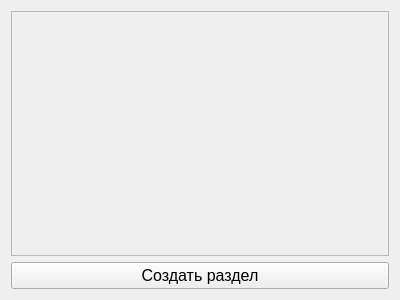
First picture: the form in editor/sectionsform.ui, repository TheMrButcher/offline-mentor, before the edit.
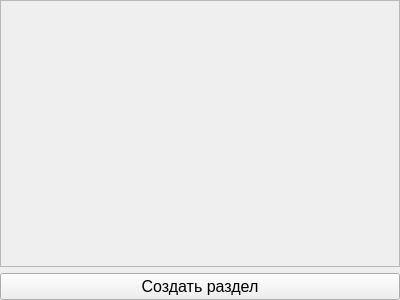
Second picture: the form after the edit.

The edit to the form file:
```diff
--- a/editor/sectionsform.ui
+++ b/editor/sectionsform.ui
@@ -14,6 +14,18 @@
    <string>Form</string>
   </property>
   <layout class="QVBoxLayout" name="verticalLayout">
+   <property name="leftMargin">
+    <number>0</number>
+   </property>
+   <property name="topMargin">
+    <number>0</number>
+   </property>
+   <property name="rightMargin">
+    <number>0</number>
+   </property>
+   <property name="bottomMargin">
+    <number>0</number>
+   </property>
    <item>
     <widget class="QScrollArea" name="scrollArea">
      <property name="widgetResizable">
@@ -24,8 +36,8 @@
        <rect>
         <x>0</x>
         <y>0</y>
-        <width>380</width>
-        <height>247</height>
+        <width>398</width>
+        <height>265</height>
        </rect>
       </property>
       <layout class="QVBoxLayout" name="verticalLayout_2">
```
